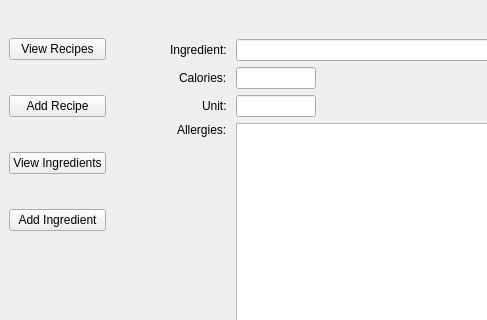
Bourkupine/cs4076-project, file mainwindow.ui: the form before one commit; both pictures show x 0 to 487 and y 0 to 320 of the 808 by 582 pixel window.
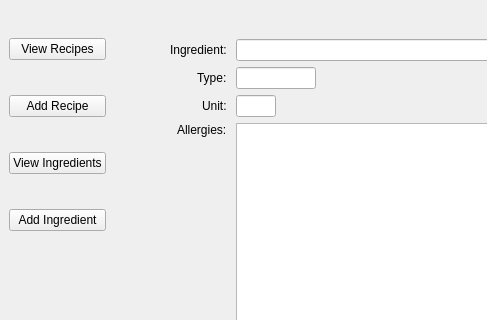
The form after the commit. The open tabs and pages were chosen to show the change.

Diff of the .ui file:
```diff
--- a/mainwindow.ui
+++ b/mainwindow.ui
@@ -231,20 +231,10 @@
              </property>
             </widget>
            </item>
-           <item row="2" column="1" colspan="2">
-            <widget class="QLineEdit" name="inspectIngredientUnit">
-             <property name="maximumSize">
-              <size>
-               <width>80</width>
-               <height>16777215</height>
-              </size>
-             </property>
-            </widget>
-           </item>
            <item row="1" column="0" alignment="Qt::AlignRight">
             <widget class="QLabel" name="label_13">
              <property name="text">
-              <string>Calories: </string>
+              <string>Type: </string>
              </property>
             </widget>
            </item>
@@ -295,6 +285,16 @@
              </property>
             </spacer>
            </item>
+           <item row="2" column="1" colspan="2">
+            <widget class="QLineEdit" name="inspectIngredientUnit">
+             <property name="maximumSize">
+              <size>
+               <width>40</width>
+               <height>16777215</height>
+              </size>
+             </property>
+            </widget>
+           </item>
           </layout>
          </widget>
         </widget>
```
Left out of the diff: 10 changed lines with no effect on the pictures.
